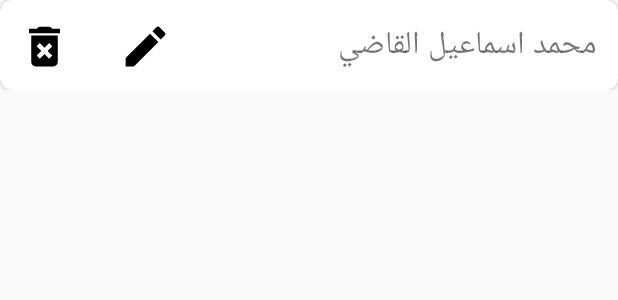
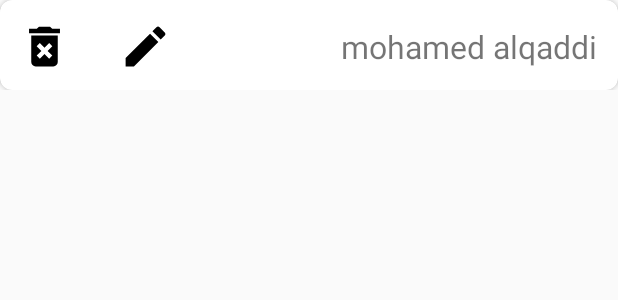
Before and after one commit to mima5/BreadApp, an Android app: the layout row_user.xml on its own in the app's theme, with its tools: preview values and no code run, on a phone screen of 412 x 824 dp. Shown: the top 300 px of the screen. Run offline under Robolectric (Android 15) with nearby library versions, the phone set to English and light mode, and no system bars.

Commit message:
Toning app 2

```diff
--- a/app/src/main/res/layout/row_user.xml
+++ b/app/src/main/res/layout/row_user.xml
@@ -27,8 +27,9 @@
                 android:layout_width="match_parent"
                 android:layout_height="wrap_content"
                 android:layout_alignParentRight="true"
+                android:gravity="right"
                 android:layout_centerVertical="true"
-                android:text="محمد اسماعيل القاضي"
+                android:text="mohamed alqaddi"
                 android:textSize="21sp" />
 
 
```
